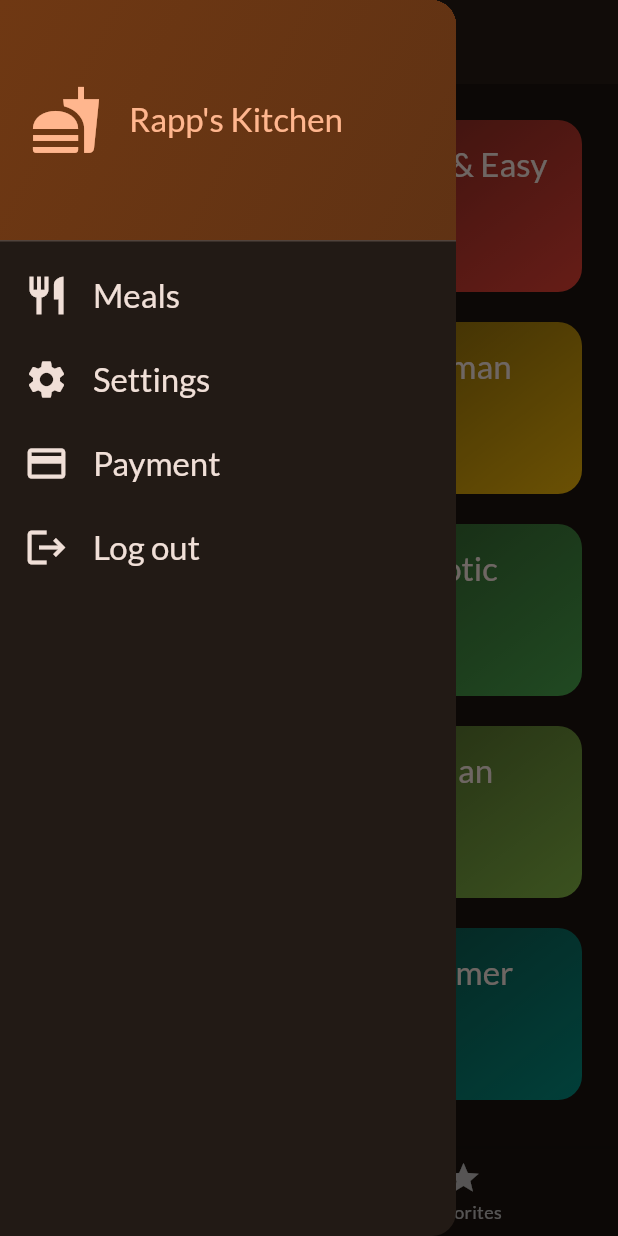
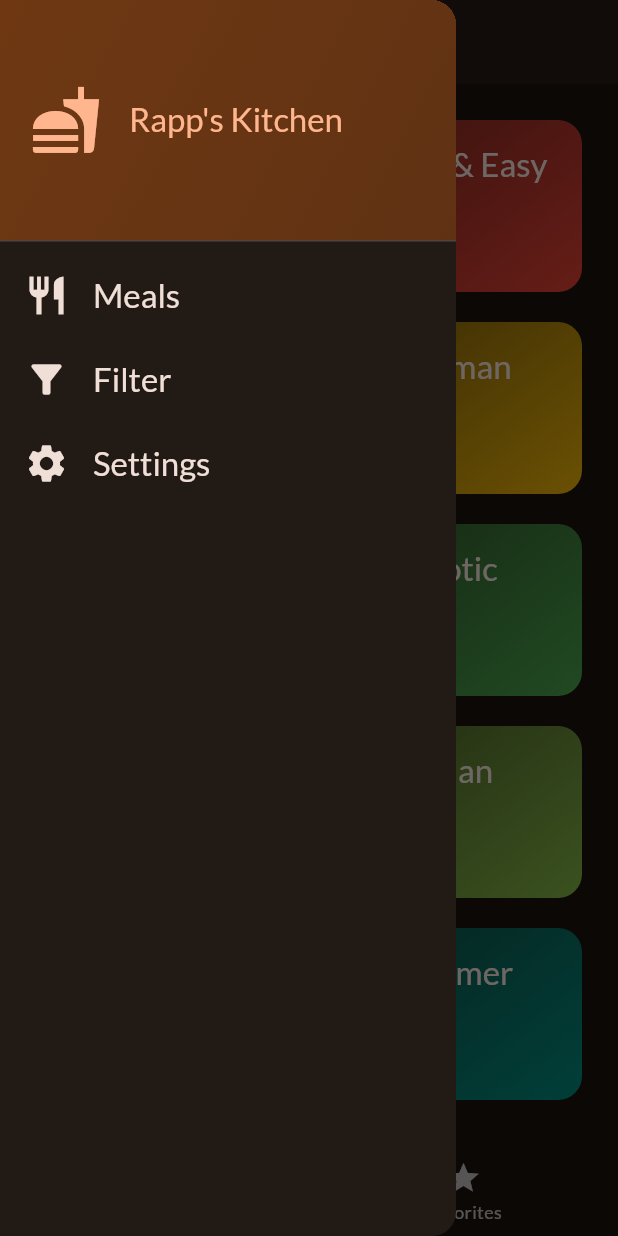
Before and after one commit to mrrapp/Rapps_kitchen, a Flutter app: the screen it shows after launch, with the side drawer open, on a phone screen of 412 x 824 dp. Run offline on Flutter 3.47's test engine with Material 2 defaults, Android fonts, the phone set to English and light mode, and no system bars; our stand-ins replace google_fonts, transparent_image.

Commit message:
implemented the retainment of selected filtters

```diff
--- a/lib/screens/tabs.dart
+++ b/lib/screens/tabs.dart
@@ -1,5 +1,6 @@
 import 'package:flutter/material.dart';
 import 'package:meals_app/screens/categories.dart';
+import 'package:meals_app/screens/filters.dart';
 import 'package:meals_app/screens/meals.dart';
 import 'package:meals_app/widgets/main_drawer.dart';
 
@@ -59,6 +60,19 @@ class _TabsScreenState extends State<TabsScreen> {
     });
   }
 
+// function to set screen navigations for drawer options
+  void _setScreen(String identifeir) async {
+    Navigator.pop(context);
+    if (identifeir == 'filter') {
+      final result = await Navigator.of(context).push<Map<Filter, bool>>(
+        MaterialPageRoute(
+          builder: (context) => const Filterscreen(),
+        ),
+      );
+      print(result);
+    } else if (identifeir == 'settings') {}
+  }
+
   @override
   Widget build(BuildContext context) {
     Widget actvePage = CategoriesScreen(
@@ -74,7 +88,7 @@ class _TabsScreenState extends State<TabsScreen> {
     }
 
     return Scaffold(
-      drawer: const MainDrawer(),
+      drawer: MainDrawer(onSelectMenuOption: _setScreen),
       appBar: AppBar(
         elevation: 1,
         centerTitle: true,
--- a/lib/widgets/main_drawer.dart
+++ b/lib/widgets/main_drawer.dart
@@ -2,7 +2,8 @@ import 'package:flutter/material.dart';
 import 'package:meals_app/widgets/main_drawer_list_tile.dart';
 
 class MainDrawer extends StatelessWidget {
-  const MainDrawer({super.key});
+  const MainDrawer({super.key, required this.onSelectMenuOption});
+  final void Function(String identifier) onSelectMenuOption;
 
   @override
   Widget build(BuildContext context) {
@@ -40,10 +41,26 @@ class MainDrawer extends StatelessWidget {
               ],
             ),
           ),
-          const DrawerTile(icon: Icons.restaurant, title: 'Meals'),
-          const DrawerTile(icon: Icons.settings, title: 'Settings'),
-          const DrawerTile(icon: Icons.payment, title: 'Payment'),
-          const DrawerTile(icon: Icons.logout, title: 'Log out'),
+          DrawerTile(
+              icon: Icons.restaurant,
+              title: 'Meals',
+              onSelecetDrawerList: () {
+                onSelectMenuOption('meals');
+              }),
+          DrawerTile(
+              icon: Icons.filter_alt,
+              title: 'Filter',
+              onSelecetDrawerList: () {
+                onSelectMenuOption('filter');
+              }),
+          DrawerTile(
+              icon: Icons.settings,
+              title: 'Settings',
+              onSelecetDrawerList: () {
+                onSelectMenuOption('settings');
+              }),
+          //  DrawerTile(icon: Icons.payment, title: 'Payment',onSelecetDrawerList: (){}),
+          //  DrawerTile(icon: Icons.logout, title: 'Log out',onSelecetDrawerList: (){}),
         ],
       ),
     );
--- a/lib/widgets/main_drawer_list_tile.dart
+++ b/lib/widgets/main_drawer_list_tile.dart
@@ -1,10 +1,14 @@
 import 'package:flutter/material.dart';
 
 class DrawerTile extends StatelessWidget {
-  const DrawerTile({super.key, required this.icon,required this.title});
+  const DrawerTile(
+      {super.key,
+      required this.icon,
+      required this.title,
+      required this.onSelecetDrawerList});
   final IconData icon;
   final String title;
-
+  final void Function() onSelecetDrawerList;
 
   @override
   Widget build(BuildContext context) {
@@ -20,7 +24,9 @@ class DrawerTile extends StatelessWidget {
               color: Theme.of(context).colorScheme.onBackground,
             ),
       ),
-      onTap: () {},
+      onTap: () {
+        onSelecetDrawerList();
+      },
     );
   }
 }
```
